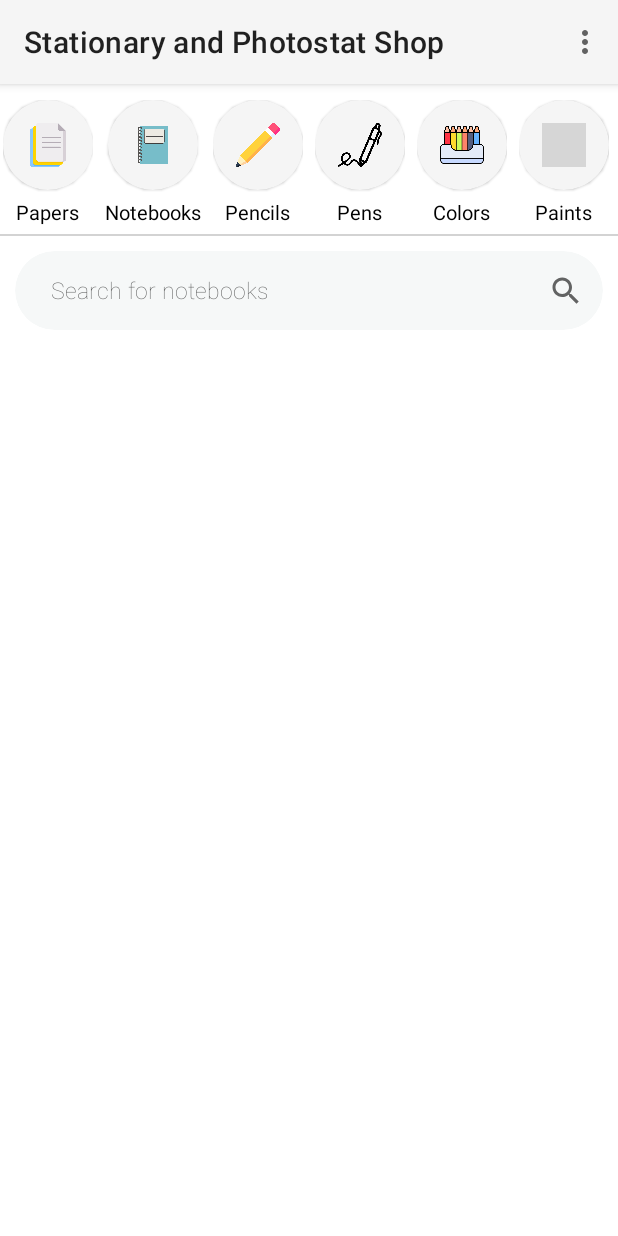
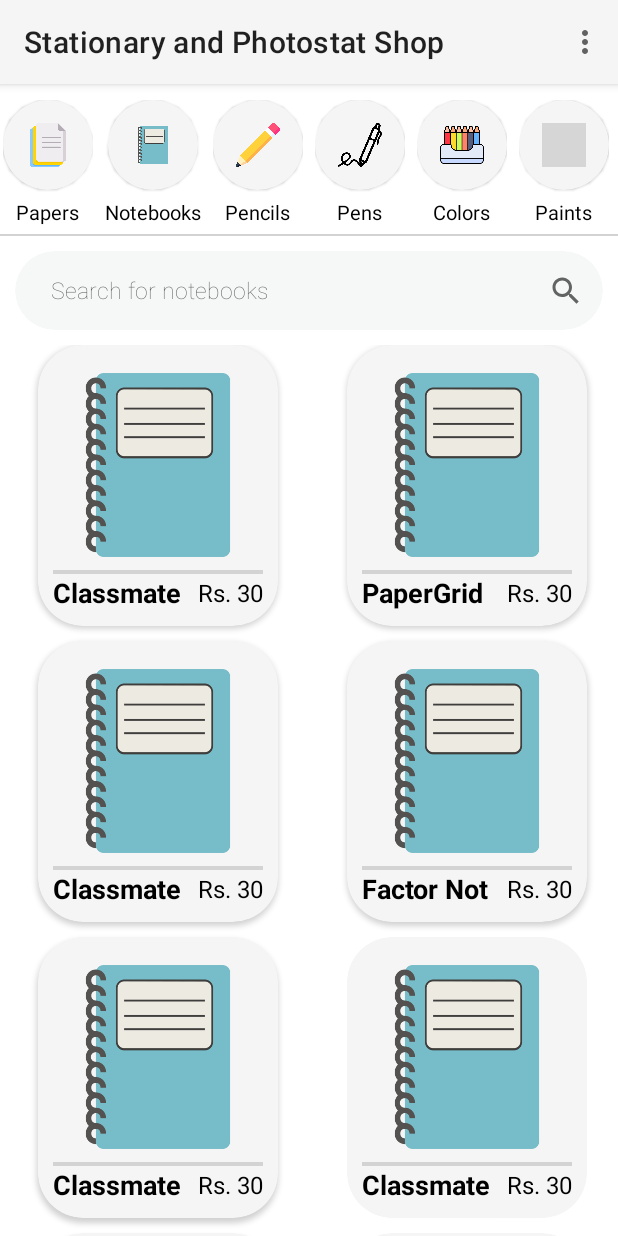
Before and after one commit to iamvs-2002/LNMIIT_Shopping_Complex, an Android app: the StationaryShop screen opened directly, with no data from a screen before it, after a tap on "Notebooks", on a phone screen of 412 x 824 dp. Run offline under Robolectric (Android 15) with nearby library versions, the phone set to English and light mode, and no system bars; 1 other tap on this screen came first; grey boxes are pictures that could not be loaded.

Commit message:
Bugs removed

```diff
--- a/app/src/main/java/com/example/lnmiitshoppingcomplex/HomePage/MainActivity.java
+++ b/app/src/main/java/com/example/lnmiitshoppingcomplex/HomePage/MainActivity.java
@@ -106,4 +106,10 @@
                 return super.onOptionsItemSelected(item);
         }
     }
+
+    @Override
+    public void onBackPressed() {
+        super.onBackPressed();
+        finish();
+    }
 }
--- a/app/src/main/java/com/example/lnmiitshoppingcomplex/Shops/StationaryShop/Category/CategoryAdapter.java
+++ b/app/src/main/java/com/example/lnmiitshoppingcomplex/Shops/StationaryShop/Category/CategoryAdapter.java
@@ -15,35 +15,50 @@
 
 import java.util.List;
 
-public class CategoryAdapter extends RecyclerView.Adapter<CategoryAdapter.MyViewHolder> {
+public class CategoryAdapter extends RecyclerView.Adapter<CategoryAdapter.ViewHolder> {
+    private Context context;
     private List<CategoryModel> categoryList;
-    private Context context;
-    private ItemClickListener mItemClickListener;
-    class MyViewHolder extends RecyclerView.ViewHolder {
-        TextView name;
-        ImageView image;
-        MyViewHolder(View view) {
-            super(view);
-            name = view.findViewById(R.id.c_name);
-            image = view.findViewById(R.id.c_img);
-        }
+
+    // Click listener object created for recycler view item click
+    private CategoryAdapter.onRecyclerViewItemClickListener itemListener;
+
+    // Interface to perform action for click on item in recycler view
+    public interface onRecyclerViewItemClickListener {
+        void onItemClick(int position);
     }
+
+    public void setOnItemClickListener(CategoryAdapter.onRecyclerViewItemClickListener itemListener) {
+        this.itemListener=itemListener;
+    }
+
     public CategoryAdapter(Context context, List<CategoryModel> categoryList) {
         this.context = context;
         this.categoryList = categoryList;
     }
+
+    public static class ViewHolder extends RecyclerView.ViewHolder {
+        TextView name;
+        ImageView image;
+
+        public ViewHolder(@NonNull View itemView) {
+            super(itemView);
+            this.name = itemView.findViewById(R.id.c_name);
+            this.image = itemView.findViewById(R.id.c_img);
+        }
+    }
+
     @NonNull
     @Override
-    public MyViewHolder onCreateViewHolder(ViewGroup parent, int viewType) {
-        View itemView = LayoutInflater.from(parent.getContext()).inflate(R.layout.category_item, parent, false);
-        return new MyViewHolder(itemView);
+    public CategoryAdapter.ViewHolder onCreateViewHolder(@NonNull ViewGroup parent, int viewType) {
+        View view = LayoutInflater.from(parent.getContext()).inflate(R.layout.category_item,parent,false);
+
+        CategoryAdapter.ViewHolder viewHolder = new CategoryAdapter.ViewHolder(view);
+
+        return viewHolder;
     }
 
-    public void addItemClickListener(ItemClickListener listener) {
-        mItemClickListener = listener;
-    }
     @Override
-    public void onBindViewHolder(MyViewHolder holder, @SuppressLint("RecyclerView") int position) {
+    public void onBindViewHolder(CategoryAdapter.ViewHolder holder, @SuppressLint("RecyclerView") int position) {
         CategoryModel c = categoryList.get(position);
         holder.name.setText(c.getName());
         holder.image.setImageResource(c.getUrl());
@@ -51,18 +66,13 @@
         holder.itemView.setOnClickListener(new View.OnClickListener() {
             @Override
             public void onClick(View view) {
-                if (mItemClickListener != null) {
-                    mItemClickListener.onItemClick(position);
-                }
+                itemListener.onItemClick(position);
             }
         });
     }
+
     @Override
     public int getItemCount() {
         return categoryList.size();
     }
-
-    public interface ItemClickListener {
-        void onItemClick(int position);
-    }
 }
--- a/app/src/main/java/com/example/lnmiitshoppingcomplex/Shops/StationaryShop/Item/ItemAdapter.java
+++ b/app/src/main/java/com/example/lnmiitshoppingcomplex/Shops/StationaryShop/Item/ItemAdapter.java
@@ -2,19 +2,16 @@
 
 import android.annotation.SuppressLint;
 import android.content.Context;
-import android.media.Image;
 import android.util.Log;
 import android.view.LayoutInflater;
 import android.view.View;
 import android.view.ViewGroup;
-import android.widget.Button;
 import android.widget.ImageButton;
 import android.widget.ImageView;
 import android.widget.LinearLayout;
 import android.widget.TextView;
 
 import androidx.annotation.NonNull;
-import androidx.cardview.widget.CardView;
 import androidx.recyclerview.widget.RecyclerView;
 
 import com.example.lnmiitshoppingcomplex.R;
@@ -26,18 +23,6 @@
     boolean isShopkeeper;
     boolean isEmployee;
     private List<ItemModel> items;
-
-    // Click listener object created for recycler view item click
-    private onRecyclerViewItemClickListener itemListener;
-
-    // Interface to perform action for click on item in recycler view
-    public interface onRecyclerViewItemClickListener {
-        void onItemClick(int position);
-    }
-
-    public void setOnItemClickListener(onRecyclerViewItemClickListener itemListener) {
-        this.itemListener=itemListener;
-    }
 
     /*
      * Provide a reference to the type of views that you are using
@@ -52,9 +37,7 @@
         ImageButton decreaseQuantity, increaseQuantity;
 
         public ViewHolder(@NonNull View itemView) {
-
             super(itemView);
-            Log.d("Mytag","Hello1");
             this.itemName=(TextView) itemView.findViewById(R.id.citem_name);
             this.itemPrice=(TextView) itemView.findViewById(R.id.citem_price);
             this.itemQuantity=(TextView) itemView.findViewById(R.id.citem_quantity);
@@ -66,26 +49,28 @@
     }
 
     public ItemAdapter(Context context, List<ItemModel> items, boolean isShopkeeper, boolean isEmployee) {
-        Log.d("Mytag","Hello4");
         this.context=context;
         this.items=items;
         this.isShopkeeper=isShopkeeper;
         this.isEmployee=isEmployee;
     }
 
+    public void setItems(List<ItemModel> items) {
+        this.items = items;
+    }
+
     @NonNull
     @Override
-    public ViewHolder onCreateViewHolder(@NonNull ViewGroup parent, int viewType) {
-        Log.d("Mytag","Hello5");
+    public ItemAdapter.ViewHolder onCreateViewHolder(@NonNull ViewGroup parent, int viewType) {
         View view = LayoutInflater.from(parent.getContext()).inflate(R.layout.shop_item,parent,false);
 
-        ViewHolder viewHolder = new ViewHolder(view);
+        ItemAdapter.ViewHolder viewHolder = new ItemAdapter.ViewHolder(view);
 
         return viewHolder;
     }
 
     @Override
-    public void onBindViewHolder(@NonNull ViewHolder holder, @SuppressLint("RecyclerView") int position) {
+    public void onBindViewHolder(@NonNull ItemAdapter.ViewHolder holder, @SuppressLint("RecyclerView") int position) {
         TextView itemName=holder.itemName;
         TextView itemPrice=holder.itemPrice;
         TextView itemQuantity=holder.itemQuantity;
@@ -97,13 +82,11 @@
         ItemModel item = items.get(position);
 
         itemName.setText(item.getName());
-        itemPrice.setText(item.getPrice());
-        itemQuantity.setText(item.getQuantity());
+        itemPrice.setText(String.valueOf(item.getPrice()));
+        itemQuantity.setText(String.valueOf(item.getQuantity()));
         itemImage.setImageResource(R.drawable.notebooks);
         // change using Glide
-        itemQuantity.setText(item.getQuantity());
-
-        Log.d("Mytag","Hello2");
+        itemQuantity.setText(String.valueOf(item.getQuantity()));
 
         if(isShopkeeper)
             quantity.setVisibility(View.VISIBLE);
@@ -114,21 +97,14 @@
             @Override
             public void onClick(View view) {
                 item.setQuantity(item.getQuantity() - 1);
-                itemQuantity.setText(item.getQuantity());
+                itemQuantity.setText(String.valueOf(item.getQuantity()));
             }
         });
         increaseQuantity.setOnClickListener(new View.OnClickListener() {
             @Override
             public void onClick(View view) {
                 item.setQuantity(item.getQuantity() + 1);
-                itemQuantity.setText(item.getQuantity());
-            }
-        });
-
-        holder.itemView.setOnClickListener(new View.OnClickListener() {
-            @Override
-            public void onClick(View view) {
-                itemListener.onItemClick(position);
+                itemQuantity.setText(String.valueOf(item.getQuantity()));
             }
         });
     }
--- a/app/src/main/java/com/example/lnmiitshoppingcomplex/Shops/StationaryShop/StationaryShop.java
+++ b/app/src/main/java/com/example/lnmiitshoppingcomplex/Shops/StationaryShop/StationaryShop.java
@@ -1,27 +1,19 @@
 package com.example.lnmiitshoppingcomplex.Shops.StationaryShop;
 
-import androidx.annotation.RequiresApi;
 import androidx.appcompat.app.AppCompatActivity;
 import androidx.appcompat.view.menu.MenuBuilder;
 import androidx.appcompat.widget.Toolbar;
-import androidx.recyclerview.widget.DefaultItemAnimator;
 import androidx.recyclerview.widget.GridLayoutManager;
 import androidx.recyclerview.widget.LinearLayoutManager;
 import androidx.recyclerview.widget.RecyclerView;
 
 import android.annotation.SuppressLint;
-import android.app.AlertDialog;
-import android.app.Fragment;
-import android.app.FragmentManager;
-import android.app.FragmentTransaction;
-import android.content.DialogInterface;
 import android.content.Intent;
-import android.os.Build;
 import android.os.Bundle;
+import android.util.Log;
 import android.view.Menu;
 import android.view.MenuItem;
 import android.view.View;
-import android.widget.EditText;
 import android.widget.GridLayout;
 import android.widget.LinearLayout;
 import android.widget.Toast;
@@ -29,16 +21,17 @@
 import com.example.lnmiitshoppingcomplex.HomePage.MainActivity;
 import com.example.lnmiitshoppingcomplex.R;
 import com.example.lnmiitshoppingcomplex.Shops.StationaryShop.Category.CategoryAdapter;
+import com.example.lnmiitshoppingcomplex.Shops.StationaryShop.Category.CategoryAdapter;
 import com.example.lnmiitshoppingcomplex.Shops.StationaryShop.Category.CategoryModel;
 import com.example.lnmiitshoppingcomplex.Shops.StationaryShop.Item.ItemAdapter;
+import com.example.lnmiitshoppingcomplex.Shops.StationaryShop.Item.ItemAdapter;
 import com.example.lnmiitshoppingcomplex.Shops.StationaryShop.Item.ItemModel;
-import com.example.lnmiitshoppingcomplex.Shops.StationaryShop.Menu.AboutUs.AboutUs;
 
 import java.util.ArrayList;
 import java.util.Arrays;
 import java.util.List;
 
-public class StationaryShop extends AppCompatActivity implements CategoryAdapter.ItemClickListener {
+public class StationaryShop extends AppCompatActivity {
     private List<CategoryModel> categoryList = new ArrayList<>();
     private CategoryAdapter categoryAdapter;
     private List<ItemModel> itemList = new ArrayList<>();
@@ -49,7 +42,6 @@
     boolean isShopkeeper;
     boolean isEmployee;
 
-    @SuppressLint("WrongConstant")
     @Override
     protected void onCreate(Bundle savedInstanceState) {
         super.onCreate(savedInstanceState);
@@ -72,14 +64,6 @@
             addCategoryLayout.setVisibility(View.GONE);
         }
 
-        addCategoryLayout.setOnClickListener(new View.OnClickListener() {
-            @RequiresApi(api = Build.VERSION_CODES.Q)
-            @Override
-            public void onClick(View view) {
-                createAlertDialogForCategory();
-            }
-        });
-
         toolbar = findViewById(R.id.toolbar);
         toolbar.setTitle("Stationary and Photostat Shop");
         setSupportActionBar(toolbar);
@@ -93,45 +77,23 @@
         mLayoutManager.setOrientation(LinearLayoutManager.HORIZONTAL);
         category_recyclerView.setLayoutManager(mLayoutManager);
         category_recyclerView.setAdapter(categoryAdapter);
-        categoryAdapter.addItemClickListener(this);
+        categoryAdapter.setOnItemClickListener(new CategoryAdapter.onRecyclerViewItemClickListener() {
+            @Override
+            public void onItemClick(int position) {
+                Toast.makeText(StationaryShop.this, "Hello"+position, Toast.LENGTH_SHORT).show();
+                showItems(position);
+            }
+        });
 
         // Items
         RecyclerView item_recyclerView = findViewById(R.id.item_recyclerView);
         itemAdapter = new ItemAdapter(this, itemList, isShopkeeper, isEmployee);
-        item_recyclerView.setLayoutManager(new LinearLayoutManager(this));
-        //item_recyclerView.setLayoutManager(new GridLayoutManager(this, 2, GridLayout.VERTICAL, false));
+        item_recyclerView.setLayoutManager(new GridLayoutManager(this, 2, RecyclerView.VERTICAL, false));
         item_recyclerView.setAdapter(itemAdapter);
     }
 
-    @RequiresApi(api = Build.VERSION_CODES.Q)
-    private void createAlertDialogForCategory() {
-        AlertDialog.Builder alert = new AlertDialog.Builder(this);
-
-        alert.setTitle("Add Category");
-
-        // Set an EditText view to get user input
-        final EditText name = new EditText(this);
-        name.setHint("Enter name");
-        alert.setView(name);
-
-        alert.setPositiveButton("OK", new DialogInterface.OnClickListener() {
-            public void onClick(DialogInterface dialog, int whichButton) {
-                String c_name = name.getText().toString();
-                Toast.makeText(StationaryShop.this, c_name+" added successfully.", Toast.LENGTH_SHORT).show();
-            }
-        });
-
-        alert.setNegativeButton("Cancel", new DialogInterface.OnClickListener() {
-            public void onClick(DialogInterface dialog, int whichButton) {
-                // Canceled.
-            }
-        });
-
-        alert.show();
-    }
-
-    @SuppressLint("NotifyDataSetChanged")
     private void prepareCategories() {
+        // To be fetched from database
         CategoryModel category1 = new CategoryModel("Papers",R.drawable.papers);
         CategoryModel category2 = new CategoryModel("Notebooks",R.drawable.notebooks);
         CategoryModel category3 = new CategoryModel("Pencils",R.drawable.pencils);
@@ -140,23 +102,10 @@
         CategoryModel category6 = new CategoryModel("Paints",R.drawable.colorsb);
 
         categoryList = Arrays.asList(category1,category2,category3,category4,category5,category6);
-        //categoryAdapter.notifyDataSetChanged();
-    }
-
-    // For category
-    @Override
-    public void onItemClick(int position) {
-        prepareItems(position);
     }
 
     @SuppressLint("NotifyDataSetChanged")
-    private void prepareItems(int position){
-       switch (position){
-           case 1:
-           {
-               Toast.makeText(StationaryShop.this, "position", Toast.LENGTH_SHORT).show();
-               // retrieve the list of items of the category = categoryList[position]
-               // and store it in itemList
+    private void showItems(int position) {
         ItemModel i1 = new ItemModel("Classmate",30,"url",23);
         ItemModel i2 = new ItemModel("PaperGrid",30,"url",12);
         ItemModel i3 = new ItemModel("Classmate",30,"url",11);
@@ -174,11 +123,9 @@
         ItemModel i15 = new ItemModel("Classmate",30,"url",23);
 
         itemList = Arrays.asList(i1,i2,i3,i4,i5,i6,i7,i8,i9,i10,i11,i12,i13,i14,i15);
+        itemAdapter.setItems(itemList);
         itemAdapter.notifyDataSetChanged();
     }
-       }
-    }
-
 
     public boolean onPrepareOptionsMenu(Menu menu)
     {
@@ -233,8 +180,7 @@
                 Toast.makeText(getApplicationContext(),"Settings",Toast.LENGTH_LONG).show();
                 return true;
             case R.id.stationaryshop_about_us:
-                //Toast.makeText(getApplicationContext(),"About Us",Toast.LENGTH_LONG).show();
-                startActivity(new Intent(StationaryShop.this, AboutUs.class));
+                Toast.makeText(getApplicationContext(),"About Us",Toast.LENGTH_LONG).show();
                 return true;
             case R.id.stationaryshop_shopkeeper_logout:
                 Toast.makeText(getApplicationContext(),"Log Out",Toast.LENGTH_LONG).show();
--- a/app/src/main/res/layout/shop_item.xml
+++ b/app/src/main/res/layout/shop_item.xml
@@ -1,6 +1,8 @@
 <?xml version="1.0" encoding="utf-8"?>
 <androidx.cardview.widget.CardView
     android:layout_width="wrap_content"
+    android:layout_marginBottom="10dp"
+    android:layout_marginLeft="25dp"
     xmlns:app="http://schemas.android.com/apk/res-auto"
     app:cardCornerRadius="30dp"
     android:layout_height="wrap_content"
```
Lines whose indentation alone changed are shown as unchanged.
